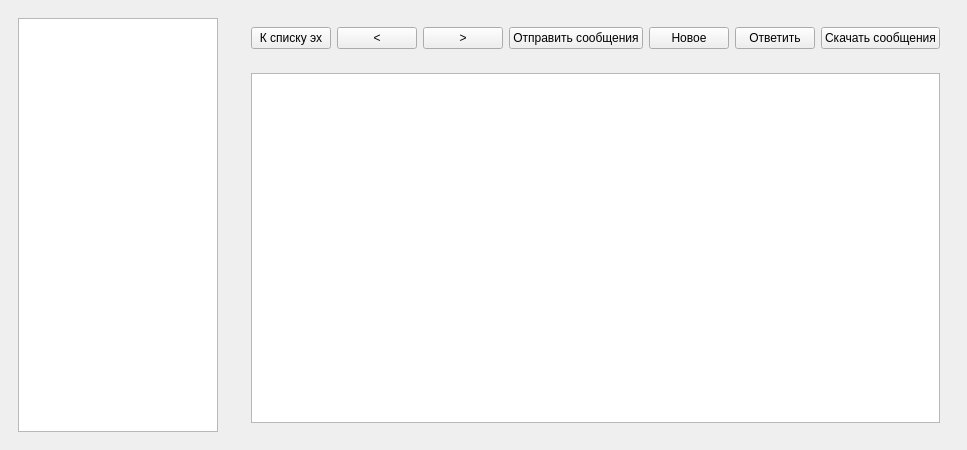
This is viewwindow.ui in idec-net/cutiefeed as Qt 5 draws it before an edit. The edited form follows.
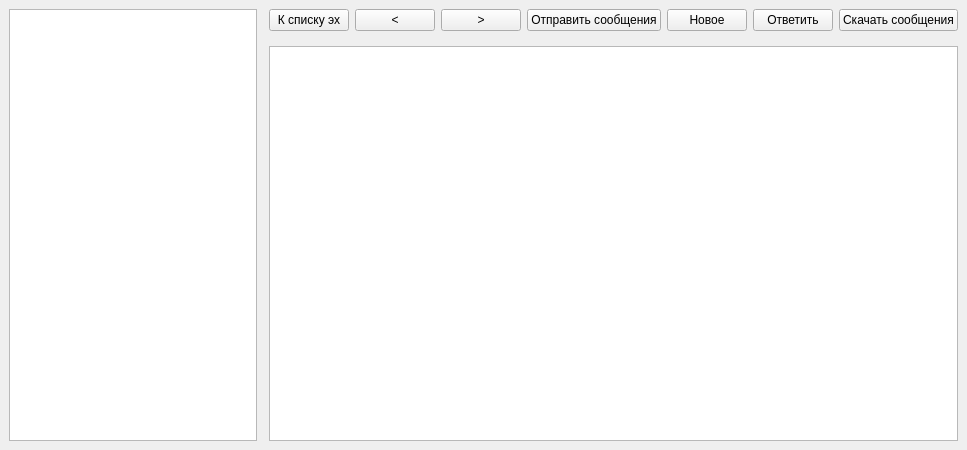
This is the edited form.

Commit message: some ui fix and bold feature

```diff
--- a/viewwindow.ui
+++ b/viewwindow.ui
@@ -24,6 +24,18 @@
        <enum>QFrame::Raised</enum>
       </property>
       <layout class="QVBoxLayout" name="verticalLayout">
+       <property name="leftMargin">
+        <number>0</number>
+       </property>
+       <property name="topMargin">
+        <number>0</number>
+       </property>
+       <property name="rightMargin">
+        <number>6</number>
+       </property>
+       <property name="bottomMargin">
+        <number>0</number>
+       </property>
        <item>
         <widget class="QListWidget" name="listWidget"/>
        </item>
@@ -39,15 +51,24 @@
        <enum>QFrame::Raised</enum>
       </property>
       <layout class="QVBoxLayout" name="verticalLayout_2">
+       <property name="margin">
+        <number>0</number>
+       </property>
        <item>
         <widget class="QFrame" name="frame_2">
          <property name="frameShape">
           <enum>QFrame::NoFrame</enum>
          </property>
-         <property name="frameShadow">
-          <enum>QFrame::Raised</enum>
-         </property>
          <layout class="QHBoxLayout" name="horizontalLayout">
+          <property name="leftMargin">
+           <number>0</number>
+          </property>
+          <property name="topMargin">
+           <number>0</number>
+          </property>
+          <property name="rightMargin">
+           <number>0</number>
+          </property>
           <item>
            <widget class="QPushButton" name="pushButton">
             <property name="text">
@@ -109,6 +130,9 @@
           <enum>QFrame::Raised</enum>
          </property>
          <layout class="QHBoxLayout" name="horizontalLayout_2">
+          <property name="margin">
+           <number>0</number>
+          </property>
           <item>
            <widget class="QTextEdit" name="textEdit"/>
           </item>
```
The commit also changes 1 other file.
